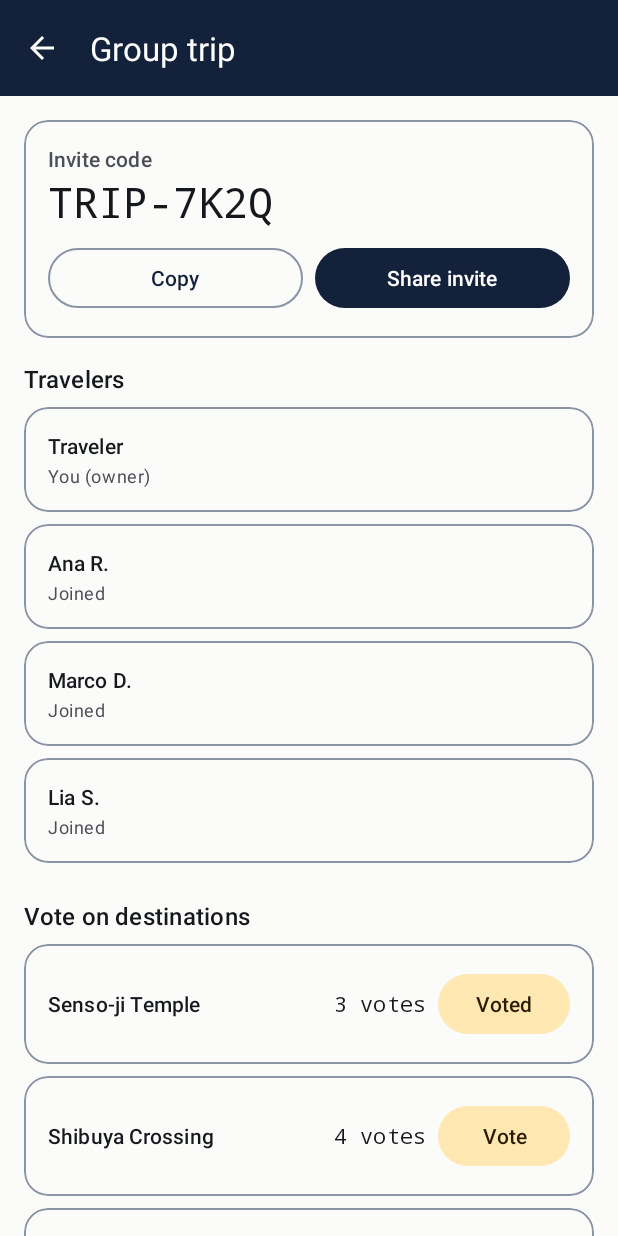
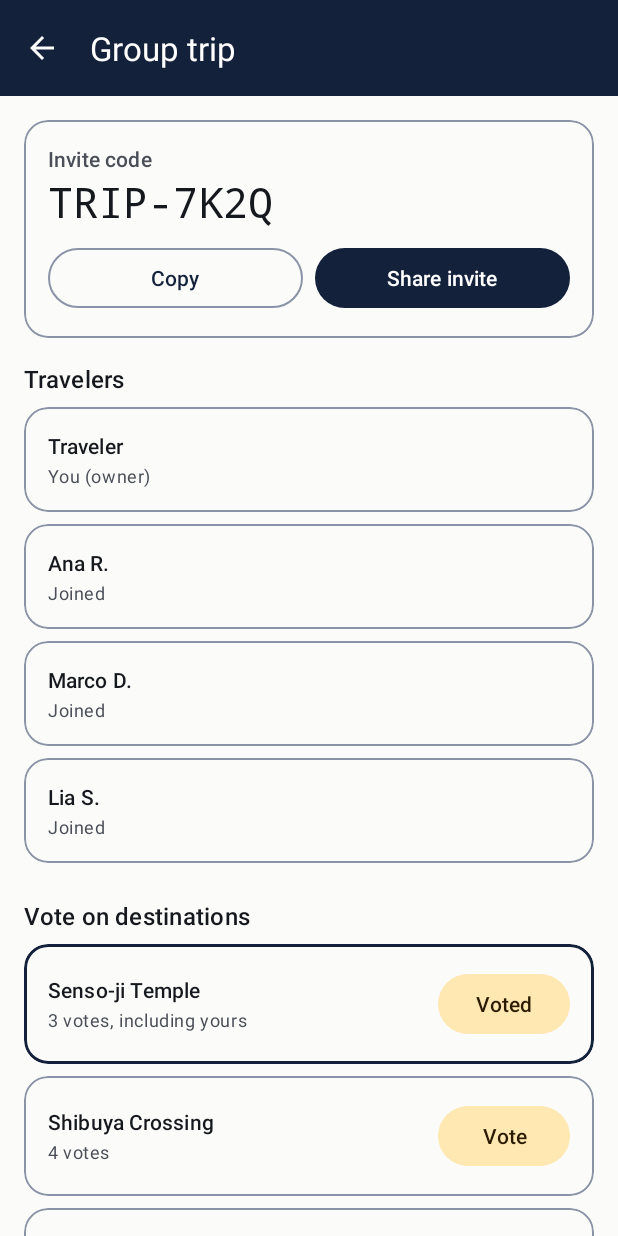
Before and after one commit to Rbndct/TripFit, an Android app: the GroupActivity screen opened directly, with no data from a screen before it, after a tap on "Vote", on a phone screen of 412 x 824 dp. Run offline under Robolectric (Android 15) with nearby library versions, the phone set to English and light mode, and no system bars; 2 other taps on this screen came first.

Commit message:
fix(ui): group critique pass
Vote buttons now announce 'Vote for X' or 'Voted for X, tap to remove'
instead of a row of identical 'Vote' labels, voted rows get the shared
selected outline and read 'N votes, including yours', and vote counts
are plurals. The count moves into the subtitle to free width for the
name at large font scales. Section titles are headings, the Estimated
total is a sans label with a monospace amount, Copy has a spoken name,
your own split row reads 'You', the split re-renders after rotation, and
the Even/Custom toggle is 48dp. The scripted 88x30dp Vote flag was a
row clipped by the screenshot edge, so the shared row is unchanged.

```diff
--- a/app/src/main/java/com/itismob/s01/group01/tripfit/GroupActivity.java
+++ b/app/src/main/java/com/itismob/s01/group01/tripfit/GroupActivity.java
@@ -98,15 +98,31 @@ public class GroupActivity extends ScreenActivity {
     private void renderVotes() {
         List<UiRow> rows = new ArrayList<>();
         for (String name : destinations) {
-            boolean voted = store.hasVoted(name);
-            rows.add(UiRow.withAction(name, null,
-                    getString(R.string.vote_count, store.voteCount(name)),
-                    getString(voted ? R.string.action_voted : R.string.action_vote), () -> {
-                        store.toggleVote(name);
-                        renderVotes();
-                    }));
+            rows.add(voteRow(name));
         }
         votesAdapter.submit(rows);
+    }
+
+    /** Vote row: count (with a text note when it includes yours) under the name, selected when voted. */
+    private UiRow voteRow(String name) {
+        boolean voted = store.hasVoted(name);
+        int count = store.voteCount(name);
+        String tally = getResources().getQuantityString(
+                voted ? R.plurals.vote_count_yours : R.plurals.vote_count, count, count);
+        return UiRow.withAction(name, tally, null,
+                getString(voted ? R.string.action_voted : R.string.action_vote), () -> {
+                    store.toggleVote(name);
+                    renderVotes();
+                })
+                .withSelected(voted)
+                .withAccessibility(getString(
+                        voted ? R.string.vote_remove_cd : R.string.vote_cd, name), null);
+    }
+
+    @Override
+    protected void onRestoreInstanceState(Bundle savedInstanceState) {
+        super.onRestoreInstanceState(savedInstanceState);
+        renderSplit(); // the toggle may have been restored to Custom after onCreate rendered Even
     }
 
     private void renderSplit() {
@@ -117,17 +133,24 @@ public class GroupActivity extends ScreenActivity {
         int people = MEMBERS.length + 1;
 
         ((TextView) findViewById(R.id.text_split_total)).setText(
-                getString(R.string.split_total, CurrencyMock.format(total, home)));
+                CurrencyMock.format(total, home));
         List<UiRow> rows = new ArrayList<>();
         for (int i = 0; i < people; i++) {
             int share = even ? 100 / people : CUSTOM_SHARES[i];
             double amount = even ? total / people : total * share / 100.0;
             String name = i == 0 ? getString(R.string.profile_name) : MEMBERS[i - 1];
-            rows.add(UiRow.withTrailing(name,
-                    even ? null : getString(R.string.split_member_sub, share),
+            rows.add(UiRow.withTrailing(name, splitSubtitle(i == 0, even, share),
                     CurrencyMock.format(amount, home)));
         }
         splitAdapter.submit(rows);
+    }
+
+    private String splitSubtitle(boolean isYou, boolean even, int share) {
+        if (even) {
+            return isYou ? getString(R.string.split_you) : null;
+        }
+        return isYou ? getString(R.string.split_you_share, share)
+                : getString(R.string.split_member_sub, share);
     }
 
     private void copyCode() {
--- a/app/src/main/res/layout/activity_group.xml
+++ b/app/src/main/res/layout/activity_group.xml
@@ -65,6 +65,7 @@
                             android:layout_height="wrap_content"
                             android:layout_marginEnd="@dimen/space_sm"
                             android:layout_weight="1"
+                            android:contentDescription="@string/cd_copy_code"
                             android:text="@string/action_copy_code" />
 
                         <com.google.android.material.button.MaterialButton
@@ -85,6 +86,7 @@
                 android:layout_height="wrap_content"
                 android:paddingHorizontal="@dimen/space_md"
                 android:paddingBottom="@dimen/space_sm"
+                android:accessibilityHeading="true"
                 android:text="@string/group_members"
                 android:textAppearance="?attr/textAppearanceTitleMedium"
                 android:textColor="?attr/colorOnSurface" />
@@ -102,6 +104,7 @@
                 android:paddingHorizontal="@dimen/space_md"
                 android:paddingTop="@dimen/space_md"
                 android:paddingBottom="@dimen/space_sm"
+                android:accessibilityHeading="true"
                 android:text="@string/group_votes"
                 android:textAppearance="?attr/textAppearanceTitleMedium"
                 android:textColor="?attr/colorOnSurface" />
@@ -119,6 +122,7 @@
                 android:paddingHorizontal="@dimen/space_md"
                 android:paddingTop="@dimen/space_md"
                 android:paddingBottom="@dimen/space_sm"
+                android:accessibilityHeading="true"
                 android:text="@string/group_split"
                 android:textAppearance="?attr/textAppearanceTitleMedium"
                 android:textColor="?attr/colorOnSurface" />
@@ -137,6 +141,7 @@
                     android:layout_width="0dp"
                     android:layout_height="wrap_content"
                     android:layout_weight="1"
+                    android:minHeight="48dp"
                     android:text="@string/split_even" />
 
                 <com.google.android.material.button.MaterialButton
@@ -145,19 +150,37 @@
                     android:layout_width="0dp"
                     android:layout_height="wrap_content"
                     android:layout_weight="1"
+                    android:minHeight="48dp"
                     android:text="@string/split_custom" />
 
             </com.google.android.material.button.MaterialButtonToggleGroup>
 
-            <TextView
-                android:id="@+id/text_split_total"
+            <LinearLayout
                 android:layout_width="match_parent"
                 android:layout_height="wrap_content"
-                android:fontFamily="monospace"
-                android:padding="@dimen/space_md"
-                android:textAppearance="?attr/textAppearanceBodyMedium"
-                android:textColor="?attr/colorOnSurfaceVariant"
-                tools:text="Estimated total ₱15,000" />
+                android:gravity="center_vertical"
+                android:orientation="horizontal"
+                android:padding="@dimen/space_md">
+
+                <TextView
+                    android:layout_width="0dp"
+                    android:layout_height="wrap_content"
+                    android:layout_weight="1"
+                    android:text="@string/split_total"
+                    android:textAppearance="?attr/textAppearanceBodyMedium"
+                    android:textColor="?attr/colorOnSurfaceVariant" />
+
+                <TextView
+                    android:id="@+id/text_split_total"
+                    android:layout_width="wrap_content"
+                    android:layout_height="wrap_content"
+                    android:layout_marginStart="@dimen/space_sm"
+                    android:fontFamily="monospace"
+                    android:textAppearance="?attr/textAppearanceLabelLarge"
+                    android:textColor="?attr/colorOnSurface"
+                    tools:text="₱15,000" />
+
+            </LinearLayout>
 
             <androidx.recyclerview.widget.RecyclerView
                 android:id="@+id/list_split"
--- a/app/src/main/res/values/strings_prototype.xml
+++ b/app/src/main/res/values/strings_prototype.xml
@@ -242,11 +242,23 @@
     <string name="group_votes">Vote on destinations</string>
     <string name="action_vote">Vote</string>
     <string name="action_voted">Voted</string>
-    <string name="vote_count">%1$d votes</string>
+    <plurals name="vote_count">
+        <item quantity="one">%1$d vote</item>
+        <item quantity="other">%1$d votes</item>
+    </plurals>
+    <plurals name="vote_count_yours">
+        <item quantity="one">%1$d vote, including yours</item>
+        <item quantity="other">%1$d votes, including yours</item>
+    </plurals>
+    <string name="vote_cd">Vote for %1$s</string>
+    <string name="vote_remove_cd">Voted for %1$s, tap to remove</string>
+    <string name="cd_copy_code">Copy invite code</string>
+    <string name="split_you">You</string>
+    <string name="split_you_share">You · %1$d%% share</string>
     <string name="group_split">Cost split</string>
     <string name="split_even">Even</string>
     <string name="split_custom">Custom</string>
-    <string name="split_total">Estimated total %1$s</string>
+    <string name="split_total">Estimated total</string>
     <string name="split_member_sub">%1$d%% share</string>
 
     <!-- Journal -->
```
Also changed, not shown: 1 other file.
